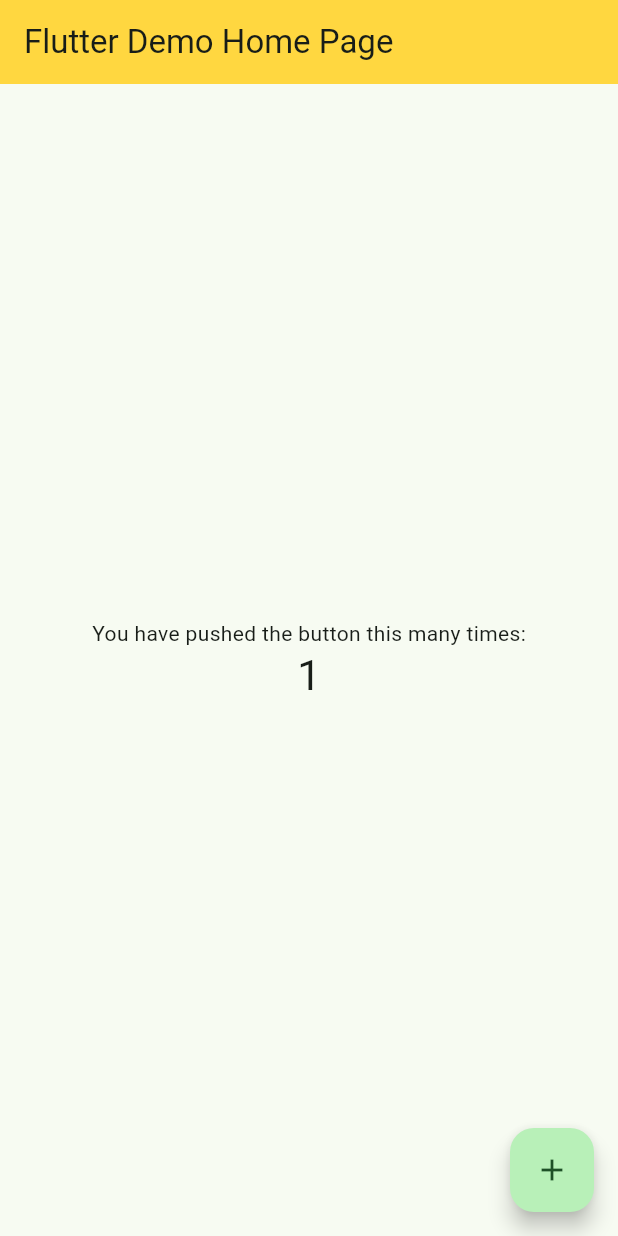
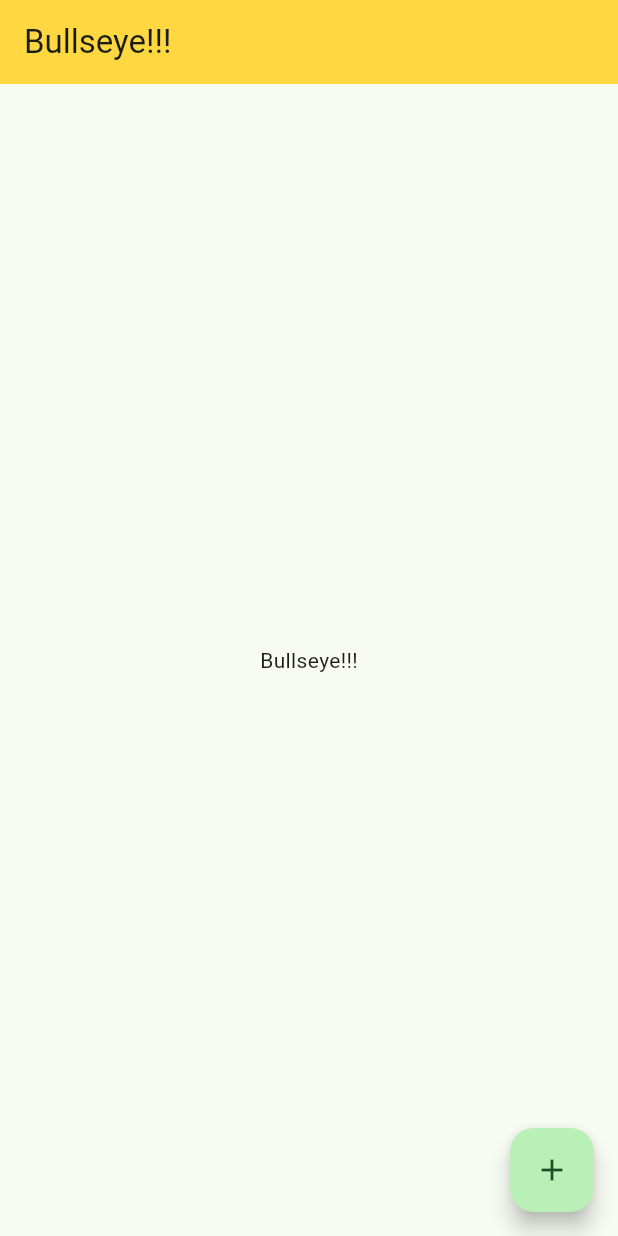
Before and after one commit to efervescencia/bullseye, a Flutter app: the MyHomePage screen opened directly, after a tap on the "add" icon, on a phone screen of 412 x 824 dp. Run offline on Flutter 3.47's test engine with Material 3 defaults, Android fonts, the phone set to English and light mode, and no system bars.

Commit message:
removing comments

```diff
--- a/lib/main.dart
+++ b/lib/main.dart
@@ -19,18 +19,13 @@ class MyApp extends StatelessWidget {
             ColorScheme.fromSeed(seedColor: Color.fromARGB(255, 28, 153, 66)),
         useMaterial3: true,
       ),
-      home: const MyHomePage(title: 'Flutter Demo Home Page'),
+      home: const MyHomePage(title: 'Bullseye!!!'),
     );
   }
 }
 
 class MyHomePage extends StatefulWidget {
   const MyHomePage({super.key, required this.title});
-
-  // This class is the configuration for the state. It holds the values (in this
-  // case the title) provided by the parent (in this case the App widget) and
-  // used by the build method of the State. Fields in a Widget subclass are
-  // always marked "final".
 
   final String title;
 
@@ -39,17 +34,8 @@ class MyHomePage extends StatefulWidget {
 }
 
 class _MyHomePageState extends State<MyHomePage> {
-  int _counter = 0;
-
   void _incrementCounter() {
-    setState(() {
-      // This call to setState tells the Flutter framework that something has
-      // changed in this State, which causes it to rerun the build method below
-      // so that the display can reflect the updated values. If we changed
-      // _counter without calling setState(), then the build method would not be
-      // called again, and so nothing would appear to happen.
-      _counter++;
-    });
+    setState(() {});
   }
 
   @override
@@ -65,33 +51,7 @@ class _MyHomePageState extends State<MyHomePage> {
         backgroundColor: Colors.amberAccent,
         title: Text(widget.title),
       ),
-      body: Center(
-        child: Column(
-          // Column is also a layout widget. It takes a list of children and
-          // arranges them vertically. By default, it sizes itself to fit its
-          // children horizontally, and tries to be as tall as its parent.
-          //
-          // Column has various properties to control how it sizes itself and
-          // how it positions its children. Here we use mainAxisAlignment to
-          // center the children vertically; the main axis here is the vertical
-          // axis because Columns are vertical (the cross axis would be
-          // horizontal).
-          //
-          // TRY THIS: Invoke "debug painting" (choose the "Toggle Debug Paint"
-          // action in the IDE, or press "p" in the console), to see the
-          // wireframe for each widget.
-          mainAxisAlignment: MainAxisAlignment.center,
-          children: <Widget>[
-            const Text(
-              'You have pushed the button this many times:',
-            ),
-            Text(
-              '$_counter',
-              style: Theme.of(context).textTheme.headlineMedium,
-            ),
-          ],
-        ),
-      ),
+      body: const Center(child: Text("Bullseye!!!")),
       floatingActionButton: FloatingActionButton(
         onPressed: _incrementCounter,
         tooltip: 'Increment',
```
